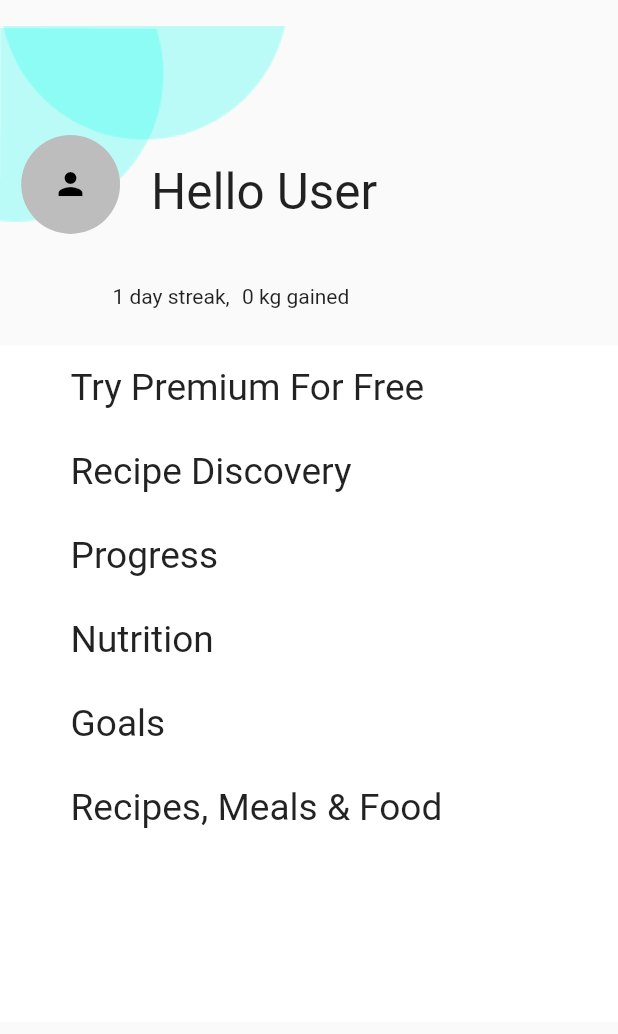
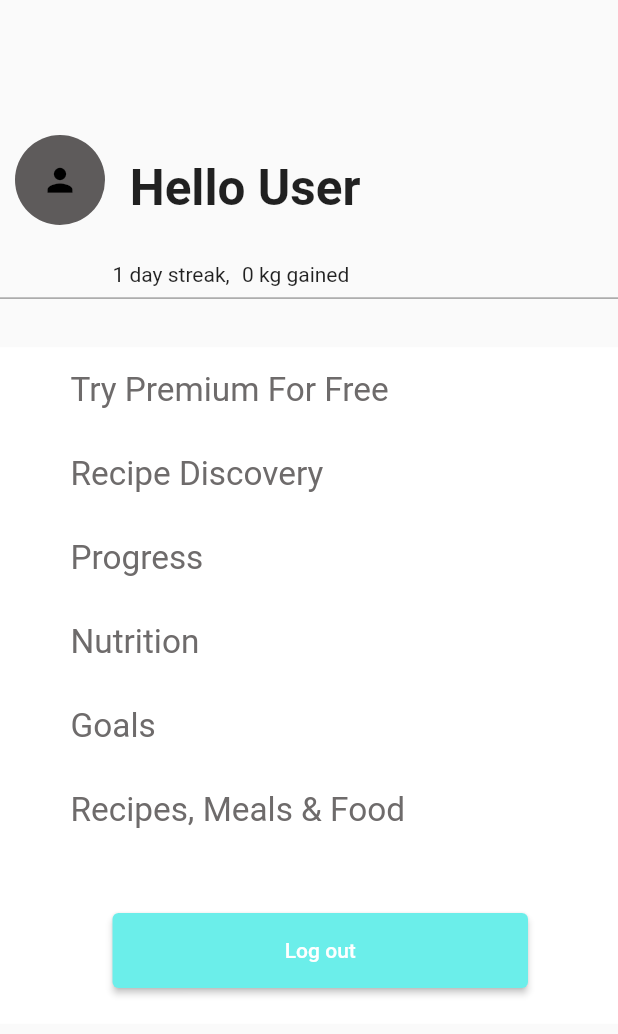
Before and after one commit to AhsenRasheed/ActiveBurn-App, a Flutter app: the MenuScreen widget shown alone on an empty page, opened directly, on a phone screen of 412 x 824 dp. Shown: the top 1034 px of the screen. Run offline on Flutter 3.47's test engine with Material 2 defaults, Android fonts, the phone set to English and light mode, and no system bars; our stand-ins replace cloud_firestore, firebase_auth, firebase_core, fluttertoast; accounts and stored records are empty.

```diff
--- a/activeburn/lib/active_burn_splash.dart
+++ b/activeburn/lib/active_burn_splash.dart
@@ -1,4 +1,4 @@
-import 'package:active_burn_app/auth/SignUp.dart';
+import 'package:active_burn_app/authentication/sign_in.dart';
 import 'package:flutter/material.dart';
 
 class StartUp extends StatelessWidget {
@@ -58,7 +58,7 @@ class StartUp extends StatelessWidget {
                   ),
                   onPressed: () {
                     Navigator.of(context).pushReplacement(
-                        MaterialPageRoute(builder: (context) => signup()));
+                        MaterialPageRoute(builder: (context) => signin()));
                   },
                   child: const Text(
                     "Get Started",
--- a/activeburn/lib/views/menu.dart
+++ b/activeburn/lib/views/menu.dart
@@ -1,60 +1,45 @@
-// ignore_for_file: prefer_const_constructors
+// ignore_for_file: prefer_const_constructors, deprecated_member_use
 
-import 'package:flutter/cupertino.dart';
-import 'package:flutter/src/foundation/key.dart';
-import 'package:flutter/src/widgets/framework.dart';
-
-// import 'package:chat_app/authentication/Registration.dart';
-// import 'package:cloud_firestore/cloud_firestore.dart';
-
+import 'package:active_burn_app/authentication/auth_methods.dart';
+import 'package:active_burn_app/authentication/sign_in.dart';
 import 'package:flutter/material.dart';
-import 'package:flutter/cupertino.dart';
-import 'package:flutter/src/foundation/key.dart';
-import 'package:flutter/src/widgets/framework.dart';
+import 'package:fluttertoast/fluttertoast.dart';
 
 class MenuScreen extends StatelessWidget {
   const MenuScreen({Key? key}) : super(key: key);
 // ignore: use_key_in_widget_constructors
   @override
-  Widget build(BuildContext context) => Scaffold(
-
-        body: Column(
+  Widget build(BuildContext context) => Column(
+        crossAxisAlignment: CrossAxisAlignment.center,
         children: [
-
-            Stack(
-              children: <Widget>[
-               Container(
-                child: Padding(
-                  padding: const EdgeInsets.only(right: 220),
-                  child: SizedBox(
-                  height: MediaQuery.of(context).size.height * 0.2,
-                  child: Image.asset(
-                    "assets/upper circle.png",
-                  ),
-                        ),
-                ),
-              ),
-
+          Stack(children: <Widget>[
             Row(
               children: [
                 Padding(
                   padding: const EdgeInsets.only(top: 90, left: 10),
-                    child: Container(
-                      height: MediaQuery.of(context).size.height * 0.08,
-                        width: MediaQuery.of(context).size.height * 0.09,
-                        decoration: BoxDecoration(
-                          shape: BoxShape.circle,
-                          color: Colors.grey[400],
-                        ),
+                  child: CircleAvatar(
+                    radius: 30,
+                    backgroundColor: Theme.of(context).backgroundColor,
                     // ignore: sort_child_properties_last
-                        child: Icon(Icons.person, color: Colors.black,),
-                        alignment: Alignment.center,
+                    child: Icon(
+                      Icons.person,
+                      color: Colors.black,
+                      size: 25,
                     ),
                   ),
-                  SizedBox(width: MediaQuery.of(context).size.height * 0.02,),
+                ),
+                SizedBox(
+                  width: MediaQuery.of(context).size.height * 0.02,
+                ),
                 Padding(
                   padding: const EdgeInsets.only(top: 100),
-                    child: Text('Hello User', style: TextStyle(fontSize: MediaQuery.of(context).size.height * 0.04 ),),
+                  child: Text(
+                    'Hello User',
+                    style: TextStyle(
+                      fontSize: MediaQuery.of(context).size.height * 0.04,
+                      fontWeight: FontWeight.bold,
+                    ),
+                  ),
                 )
               ],
             )
@@ -62,7 +47,6 @@ class MenuScreen extends StatelessWidget {
           SizedBox(
             height: MediaQuery.of(context).size.height * 0.03,
           ),
-
           Padding(
             padding: const EdgeInsets.only(left: 75),
             child: Row(
@@ -76,6 +60,9 @@ class MenuScreen extends StatelessWidget {
                 Text('0 kg gained'),
               ],
             ),
+          ),
+          const Divider(
+            color: Colors.black54,
           ),
           SizedBox(
             height: MediaQuery.of(context).size.height * 0.03,
@@ -91,37 +78,85 @@ class MenuScreen extends StatelessWidget {
                     FlatButton(
                       onPressed: () {},
                       child: ListTile(
-                        title: Text('Try Premium For Free',style: TextStyle(fontSize: MediaQuery.of(context).size.height * 0.03,))),
+                          title: Text('Try Premium For Free',
+                              style: TextStyle(
+                                fontSize:
+                                    MediaQuery.of(context).size.height * 0.027,
+                                color: Color.fromARGB(255, 110, 107, 107),
+                              ))),
                     ),
                     FlatButton(
                       onPressed: () {},
                       child: ListTile(
-                        title: Text('Recipe Discovery',style: TextStyle(fontSize: MediaQuery.of(context).size.height * 0.03,))),
+                          title: Text('Recipe Discovery',
+                              style: TextStyle(
+                                fontSize:
+                                    MediaQuery.of(context).size.height * 0.027,
+                                color: Color.fromARGB(255, 110, 107, 107),
+                              ))),
                     ),
                     FlatButton(
                       onPressed: () {},
                       child: ListTile(
-                        title: Text('Progress',style: TextStyle(fontSize: MediaQuery.of(context).size.height * 0.03,))),
+                          title: Text('Progress',
+                              style: TextStyle(
+                                fontSize:
+                                    MediaQuery.of(context).size.height * 0.027,
+                                color: Color.fromARGB(255, 110, 107, 107),
+                              ))),
                     ),
                     FlatButton(
                       onPressed: () {},
                       child: ListTile(
-                        title: Text('Nutrition',style: TextStyle(fontSize: MediaQuery.of(context).size.height * 0.03,))),
+                          title: Text('Nutrition',
+                              style: TextStyle(
+                                fontSize:
+                                    MediaQuery.of(context).size.height * 0.027,
+                                color: Color.fromARGB(255, 110, 107, 107),
+                              ))),
                     ),
                     FlatButton(
                       onPressed: () {},
                       child: ListTile(
-                        title: Text('Goals',style: TextStyle(fontSize: MediaQuery.of(context).size.height * 0.03,))),
+                          title: Text('Goals',
+                              style: TextStyle(
+                                fontSize:
+                                    MediaQuery.of(context).size.height * 0.027,
+                                color: Color.fromARGB(255, 110, 107, 107),
+                              ))),
                     ),
                     FlatButton(
                       onPressed: () {},
                       child: ListTile(
-                        title: Text('Recipes, Meals & Food',style: TextStyle(fontSize: MediaQuery.of(context).size.height * 0.03,))),
+                          title: Text('Recipes, Meals & Food',
+                              style: TextStyle(
+                                fontSize:
+                                    MediaQuery.of(context).size.height * 0.027,
+                                color: Color.fromARGB(255, 110, 107, 107),
+                              ))),
+                    ),
+                    SizedBox(
+                      height: MediaQuery.of(context).size.height * 0.05,
+                    ),
+                    Padding(
+                      padding: const EdgeInsets.symmetric(horizontal: 60),
+                      child: ElevatedButton(
+                        style: ElevatedButton.styleFrom(
+                          primary: Theme.of(context).primaryColor,
+                          minimumSize: const Size.fromHeight(50), // NEW
+                        ),
+                        onPressed: () {
+                          logOut(context);
+                          Fluttertoast.showToast(msg: "Logged Out");
+                        },
+                        child: const Text(
+                          "Log out",
+                        ),
+                      ),
                     ),
                   ],
                 ),
               ))
         ],
-        ),
       );
 }
--- a/activeburn/lib/views/nav_bar.dart
+++ b/activeburn/lib/views/nav_bar.dart
@@ -1,8 +1,8 @@
+import 'package:active_burn_app/views/menu.dart';
 import 'package:active_burn_app/views/plans.dart';
 import 'package:flutter/material.dart';
 
 import 'home.dart';
-import 'menu.dart';
 
 class NavBar extends StatefulWidget {
   const NavBar({Key? key}) : super(key: key);
--- a/activeburn/pubspec.yaml
+++ b/activeburn/pubspec.yaml
@@ -42,6 +42,7 @@ dependencies:
   firebase_auth: ^3.6.2
   firebase_core: ^1.20.0
   cloud_firestore: ^3.4.4
+  fluttertoast: ^8.0.9
 
 
 dev_dependencies:
```
Also changed, not shown: activeburn/lib/authentication/auth_methods.dart (+6 -14 lines), activeburn/lib/authentication/sign_in.dart (+20 -12 lines), activeburn/lib/authentication/sign_up.dart (+129 -110 lines), activeburn/lib/main.dart (+22 -4 lines), activeburn/pubspec.lock. Lines whose indentation alone changed are shown as unchanged.
